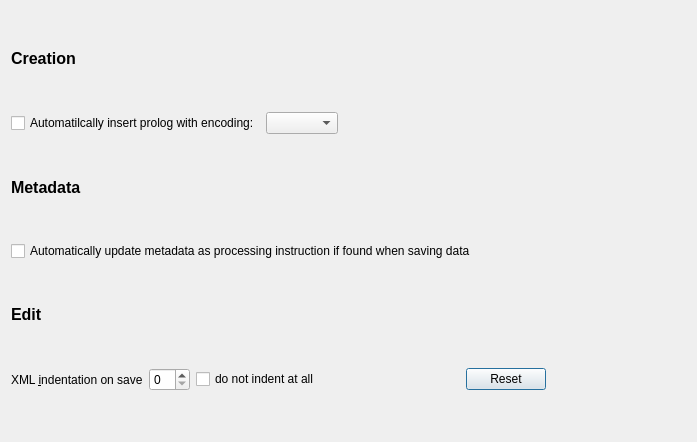
Old version of the form src/config/configurexmlmanagementdialog.ui in the repository lbellonda/qxmledit.
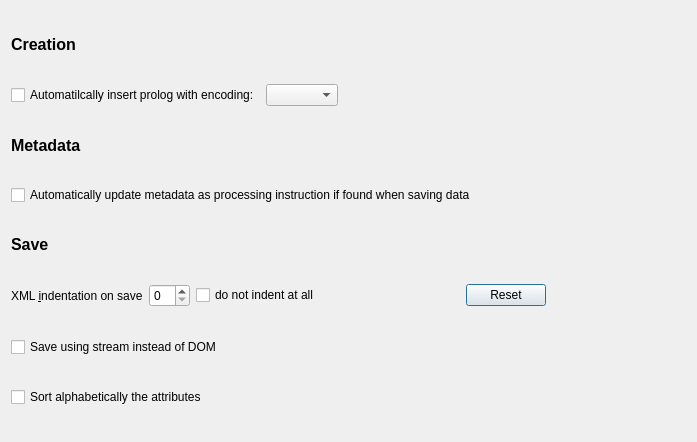
New version of the form.

Patch:
```diff
--- a/src/config/configurexmlmanagementdialog.ui
+++ b/src/config/configurexmlmanagementdialog.ui
@@ -120,7 +120,7 @@
       </font>
      </property>
      <property name="text">
-      <string>Edit</string>
+      <string>Save</string>
      </property>
      <property name="margin">
       <number>20</number>
@@ -197,6 +197,20 @@
      </item>
     </layout>
    </item>
+   <item>
+    <widget class="QCheckBox" name="cbSaveStream">
+     <property name="text">
+      <string>Save using stream instead of DOM</string>
+     </property>
+    </widget>
+   </item>
+   <item>
+    <widget class="QCheckBox" name="chkSortAttributes">
+     <property name="text">
+      <string>Sort alphabetically the attributes</string>
+     </property>
+    </widget>
+   </item>
   </layout>
  </widget>
  <tabstops>
```
